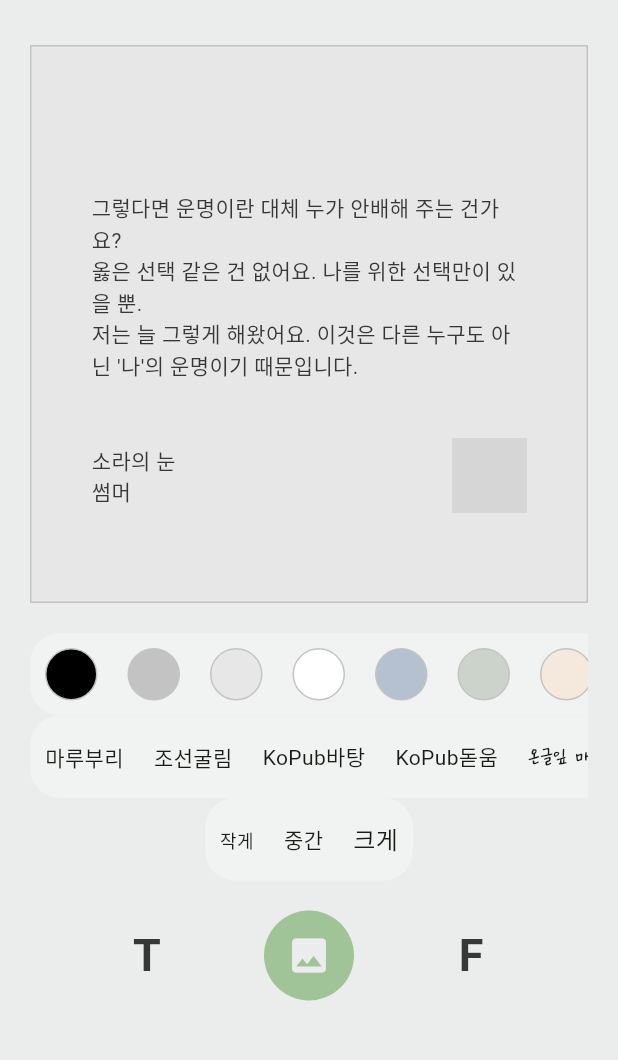
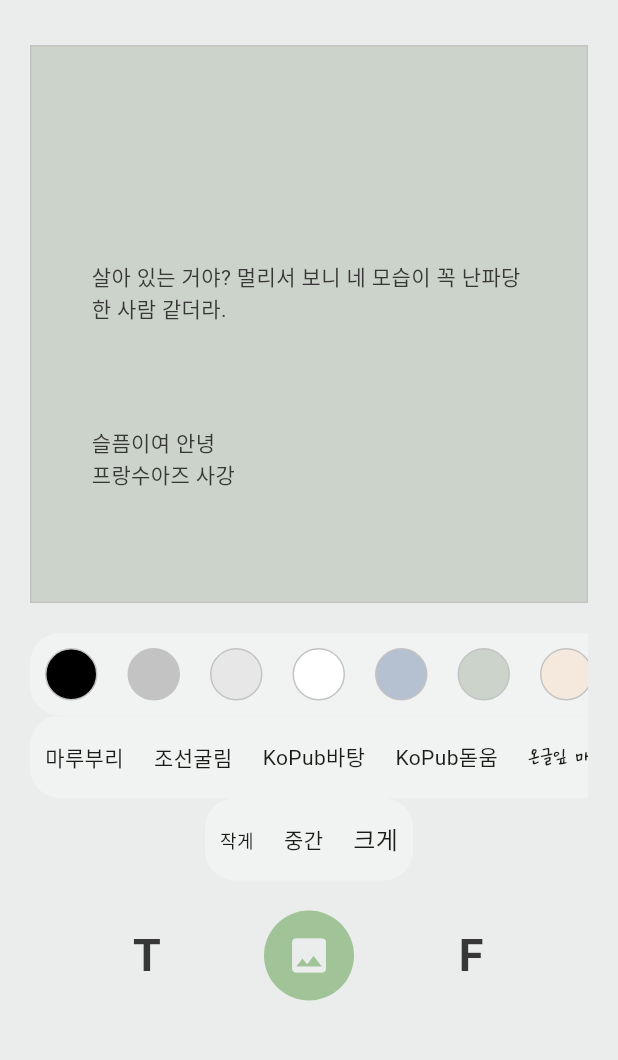
Before and after one commit to altese/text_to_picture, a Flutter app: the screen it shows after launch, on a phone screen of 412 x 824 dp, the part 105-1165 px from its top. Run offline on Flutter 3.47's test engine with Material 3 defaults, Android fonts, the phone set to English and light mode, and no system bars; our stand-ins replace flutter_riverpod, flutter_svg, hive, hive_flutter, image_picker, permission_handler; missing offline and left inert: app_settings; accounts and stored records are empty; network calls fail; Roboto replaces fonts that are missing (chosunGu, kopubBatang, kopubDotum); grey boxes are pictures that could not be loaded.

Commit message:
🔨 [TextFie] 랜덤 초기값 설정

```diff
--- a/lib/home/presentation/home_screen.dart
+++ b/lib/home/presentation/home_screen.dart
@@ -1,5 +1,6 @@
 import 'package:app_settings/app_settings.dart';
 import 'package:flutter/material.dart';
+import 'package:flutter_riverpod/flutter_riverpod.dart';
 import 'package:flutter_svg/svg.dart';
 import 'package:image_picker/image_picker.dart';
 import 'package:permission_handler/permission_handler.dart';
@@ -7,18 +8,14 @@ import 'package:text_to_picture_app/common/theme/app_colors.dart';
 import 'package:text_to_picture_app/common/theme/text_styles.dart';
 import 'package:text_to_picture_app/common/widgets/animation_button.dart';
 import 'package:text_to_picture_app/home/presentation/circle_image.dart';
+import 'package:text_to_picture_app/home/presentation/notifiers/texfie_notifier.dart';
 import 'package:text_to_picture_app/input_text/input_screen.dart';
 
-class HomeScreen extends StatefulWidget {
+class HomeScreen extends ConsumerWidget {
   const HomeScreen({super.key});
 
   @override
-  State<HomeScreen> createState() => _HomeScreenState();
-}
-
-class _HomeScreenState extends State<HomeScreen> {
-  @override
-  Widget build(BuildContext context) {
+  Widget build(BuildContext context, WidgetRef ref) {
     final size = MediaQuery.of(context).size;
 
     return Scaffold(
@@ -33,8 +30,8 @@ class _HomeScreenState extends State<HomeScreen> {
               renderTexFie(
                 context,
                 height: size.width - 40,
-                bgColor: AppColor.bgGreyColor,
                 textColor: AppColor.textColor,
+                ref: ref,
               ),
               const SizedBox(height: 20),
               renderPick(
@@ -99,9 +96,11 @@ Row renderTop() {
 GestureDetector renderTexFie(
   BuildContext context, {
   required double height,
-  required Color bgColor,
   required Color textColor,
+  required WidgetRef ref,
 }) {
+  final texFie = ref.watch(texFieNotifierProvider);
+
   return GestureDetector(
     onTap: () {
       Navigator.push(
@@ -122,7 +121,7 @@ GestureDetector renderTexFie(
       padding: const EdgeInsets.all(40),
       height: height,
       decoration: BoxDecoration(
-        color: bgColor,
+        color: texFie.backgoundColor,
         border: Border.all(color: AppColor.borderColor),
       ),
       child: Column(
@@ -130,9 +129,11 @@ GestureDetector renderTexFie(
         children: [
           const SizedBox(),
           Text(
-            '그렇다면 운명이란 대체 누가 안배해 주는 건가요?\n옳은 선택 같은 건 없어요. 나를 위한 선택만이 있을 뿐.\n저는 늘 그렇게 해왔어요. 이것은 다른 누구도 아닌 \'나\'의 운명이기 때문입니다.',
-            style: AppTextStyles.textStyle14.copyWith(
+            texFie.contents,
+            style: TextStyle(
               color: textColor,
+              fontSize: texFie.fontSize,
+              // fontFamily: texFie.font!.name,
             ),
           ),
           Row(
@@ -142,24 +143,20 @@ GestureDetector renderTexFie(
                 crossAxisAlignment: CrossAxisAlignment.start,
                 children: [
                   Text(
-                    '소라의 눈',
+                    texFie.title!,
                     style: AppTextStyles.textStyle14.copyWith(
                       color: textColor,
+                      // fontFamily: texFie.font!.name,
                     ),
                   ),
                   Text(
-                    '썸머',
+                    texFie.author!,
                     style: AppTextStyles.textStyle14.copyWith(
                       color: textColor,
+                      // fontFamily: texFie.font!.name,
                     ),
                   ),
                 ],
-              ),
-              const CircleImage(
-                diameter: 50,
-                image: NetworkImage(
-                  'https://kin-phinf.pstatic.net/20220910_23/1662814623235WWQpE_JPEG/FE054733-3554-475D-9E18-054509B8D11F.jpeg?type=w750',
-                ),
               ),
             ],
           ),
```
Also changed, not shown: lib/common/data/dummy_book.dart (added, +38 -0 lines), lib/common/model/texfie.dart (+7 -8 lines), lib/home/presentation/notifiers/texfie_notifier.dart (added, +65 -0 lines), lib/common/model/texfie.g.dart, 1 other file.
